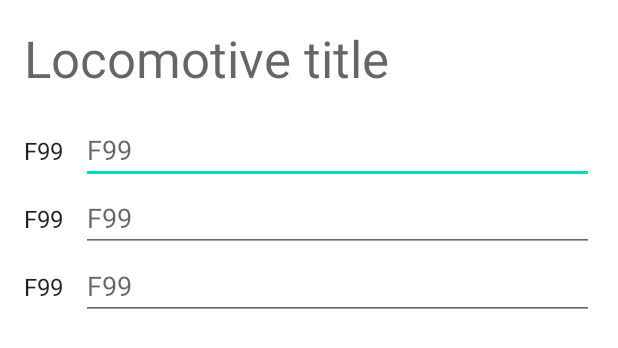
After one commit to Aleksandr-ru/dccppthrottle, an Android app: the layout activity_functions.xml on its own in the app's theme, with its tools: preview values and no code run, on a phone screen of 412 x 824 dp. The commit adds this screen. Shown: the top 348 px of the screen. Run offline under Robolectric (Android 15) with nearby library versions, the phone set to English and light mode, and no system bars.

Commit message:
function names editor

```diff
--- /dev/null
+++ b/app/src/main/res/layout/activity_functions.xml
@@ -0,0 +1,40 @@
+<?xml version="1.0" encoding="utf-8"?>
+<!--
+  ~ Copyright (c) 2024. Aleksandr.ru
+  ~ @link http://aleksandr.ru
+  ~
+  ~ If you're using this code, please keep above information.
+  -->
+
+<androidx.constraintlayout.widget.ConstraintLayout xmlns:android="http://schemas.android.com/apk/res/android"
+    xmlns:app="http://schemas.android.com/apk/res-auto"
+    xmlns:tools="http://schemas.android.com/tools"
+    android:layout_width="match_parent"
+    android:layout_height="match_parent"
+    tools:context=".FunctionsActivity">
+
+    <TextView
+        android:id="@+id/textViewTitle"
+        android:layout_width="match_parent"
+        android:layout_height="wrap_content"
+        android:layout_margin="@dimen/text_margin"
+        android:text="Locomotive title"
+        android:textAppearance="@style/TextAppearance.AppCompat.Display1"
+        app:layout_constraintEnd_toEndOf="parent"
+        app:layout_constraintStart_toStartOf="parent"
+        app:layout_constraintTop_toTopOf="parent" />
+
+    <androidx.recyclerview.widget.RecyclerView
+        android:id="@+id/rvFunctions"
+        android:layout_width="match_parent"
+        android:layout_height="0dp"
+        android:layout_marginTop="@dimen/text_margin"
+        android:layout_marginStart="@dimen/text_margin"
+        android:layout_marginEnd="@dimen/text_margin"
+        app:layout_constraintBottom_toBottomOf="parent"
+        app:layout_constraintEnd_toEndOf="parent"
+        app:layout_constraintStart_toStartOf="parent"
+        app:layout_constraintTop_toBottomOf="@+id/textViewTitle"
+        app:layoutManager="LinearLayoutManager"
+        tools:listitem="@layout/fragment_function_item" />
+</androidx.constraintlayout.widget.ConstraintLayout>
--- /dev/null
+++ b/app/src/main/res/layout/fragment_function_item.xml
@@ -0,0 +1,22 @@
+<?xml version="1.0" encoding="utf-8"?>
+<LinearLayout xmlns:android="http://schemas.android.com/apk/res/android"
+    android:layout_width="match_parent"
+    android:layout_height="wrap_content"
+    android:orientation="horizontal">
+
+    <TextView
+        android:id="@+id/item_f"
+        android:layout_width="0dp"
+        android:layout_height="wrap_content"
+        android:layout_weight="1"
+        android:text="F99"
+        android:textAppearance="?attr/textAppearanceListItem" />
+
+    <EditText
+        android:id="@+id/item_name"
+        android:layout_width="0dp"
+        android:layout_height="wrap_content"
+        android:layout_weight="9"
+        android:inputType="textCapSentences"
+        android:hint="F99"/>
+</LinearLayout>
--- a/app/src/main/res/menu/loco_cab.xml
+++ b/app/src/main/res/menu/loco_cab.xml
@@ -11,6 +11,11 @@
     <item
         android:id="@+id/action_edit_loco"
         android:title="@string/action_edit_loco"
+        android:visible="true"
+        app:showAsAction="never" />
+    <item
+        android:id="@+id/action_func_names"
+        android:title="@string/action_func_names"
         android:visible="true"
         app:showAsAction="never" />
     <item
```
Also changed, not shown: app/src/main/AndroidManifest.xml (+9 -1 lines), app/src/main/java/ru/aleksandr/dccppthrottle/FunctionsActivity.kt (added, +63 -0 lines), app/src/main/java/ru/aleksandr/dccppthrottle/LocoCabActivity.kt (+22 -8 lines), app/src/main/java/ru/aleksandr/dccppthrottle/store/LocomotivesStore.kt (+15 -0 lines), app/src/main/java/ru/aleksandr/dccppthrottle/store/MainStore.kt (+7 -0 lines), app/src/main/java/ru/aleksandr/dccppthrottle/ui/functions/FunctionsRecyclerViewAdapter.kt (added, +69 -0 lines), app/src/main/res/values/strings.xml (+15 -13 lines), 1 other file.
